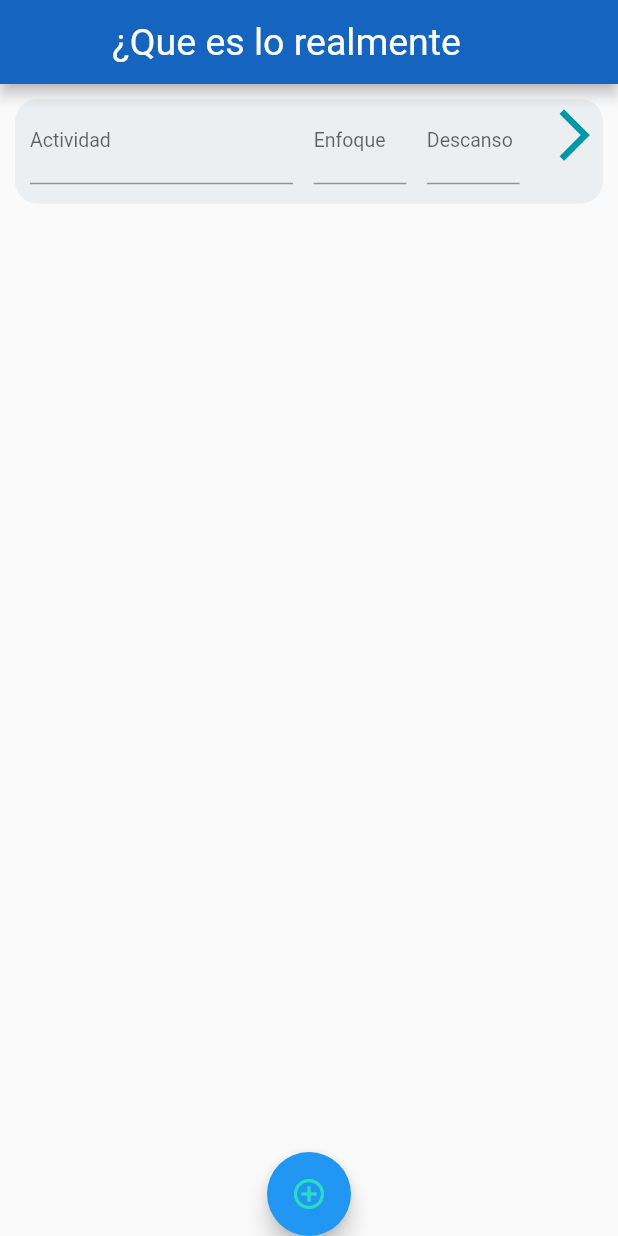
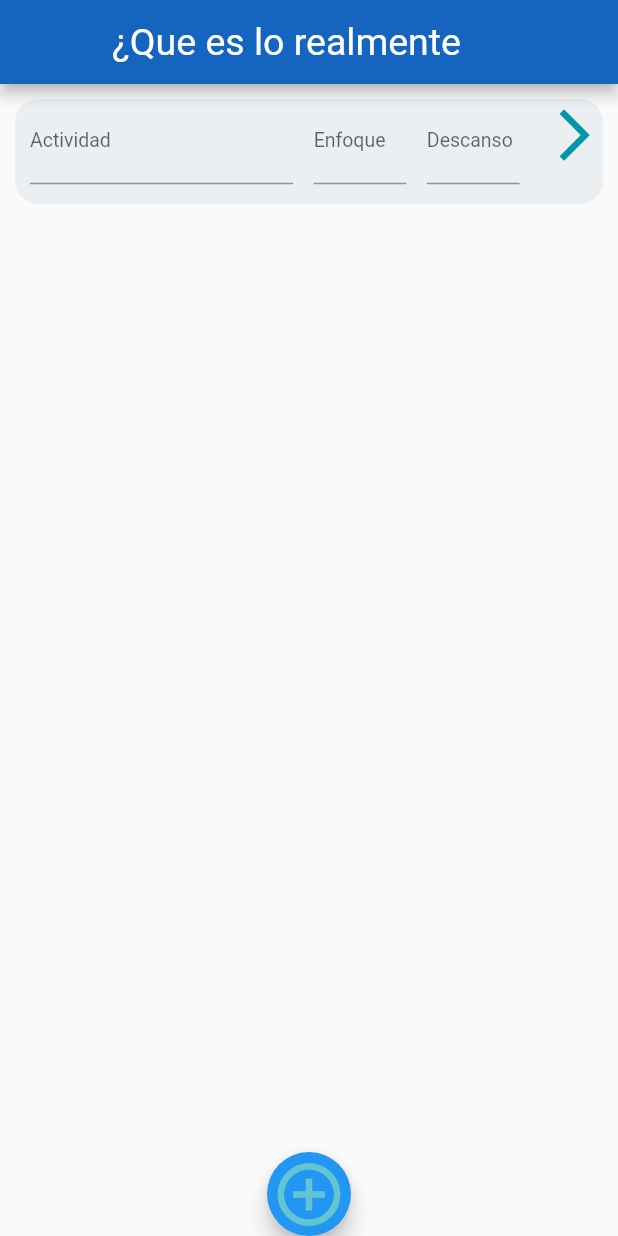
Before and after one commit to IsraMejia/Aquadoro, a Flutter app: the screen it shows after launch, after a tap on the "add circle outline" icon, on a phone screen of 412 x 824 dp. Run offline on Flutter 3.47's test engine with Material 2 defaults, Android fonts, the phone set to English and light mode, and no system bars; our stand-ins replace animated_text_kit, flare_flutter.

```diff
--- a/lib/goal_card.dart
+++ b/lib/goal_card.dart
@@ -1,4 +1,5 @@
 import 'package:flutter/material.dart';
+import 'goals_page.dart';
 /**
  * Este archivo genera las tarjetas de las actividades
  * La idea es que se puedan hacer tarjetas infinitas
@@ -15,7 +16,7 @@ class GoalCard extends StatefulWidget{
   });
 
   String actividad = 'Actividad';
-  double tConcentracion = 25;
+  double tConcentracion = 27;
   double tDescanso = 5;
   final AnimationController animationController;
   @override
@@ -27,7 +28,25 @@ class _GoalCardState extends State<GoalCard> {
   Widget build(BuildContext context) {
     double anchoPantalla = MediaQuery.of(context).size.width;
 
-    return SizeTransition(
+    return /* Dismissible(
+          key: Key(widget.actividad),
+          background: Container(
+            margin: EdgeInsets.all(10.0),
+            padding: EdgeInsets.only(left:15.0),
+            alignment: AlignmentDirectional.centerStart,
+            color: Colors.deepOrange[700],
+            child: Icon(Icons.delete_outline),
+          ),
+
+          onDismissed: (direccion){
+          // setState(() {
+          // _metas.removeAt(index);
+
+
+          // });
+          },
+
+          child:*/  SizeTransition(
           sizeFactor: CurvedAnimation(
             parent: widget.animationController,
             curve: Curves.decelerate ),
@@ -81,12 +100,40 @@ class _GoalCardState extends State<GoalCard> {
           ),
         ),
       );
+    //);
+  }
+
+  String initialActivity (){
+    if (widget.actividad == null) {
+      return "" ;
+    } else{
+      return "${widget.actividad.toString()}" ;
+    }
+  }
+
+  String initialConcentracion (){
+    if (widget.actividad == null) {
+      return "" ;
+    } else{
+      return "${widget.tConcentracion.toString()}" ;
+    }
+  }
+
+  String initialDescanso (){
+    if (widget.actividad == null) {
+      return "" ;
+    } else{
+      return "${widget.tDescanso.toString()}" ;
+    }
   }
 
   Widget _actividadInput(){
      return TextFormField(
+      initialValue: initialActivity() /*"initial"*/ ,//
       decoration: InputDecoration(
-      labelText: 'Actividad',
+      //helperText: 'helper',//
+      //suffixText: 'suxfix',//
+      labelText: "Actividad" ,
       labelStyle: TextStyle(fontSize: 13.0 ),
       ),
       onChanged :(activity){
@@ -100,6 +147,7 @@ class _GoalCardState extends State<GoalCard> {
   }
   Widget _inputConcentracion(){
     return TextFormField(
+      initialValue: initialConcentracion() ,
       keyboardType: TextInputType.numberWithOptions(decimal: true),
       decoration: InputDecoration(
         labelText: 'Enfoque',
@@ -112,6 +160,7 @@ class _GoalCardState extends State<GoalCard> {
           print("Concentracion $tiempoConcentracion");
           widget.tConcentracion  = double.parse(tiempoConcentracion)  ;
           print(widget.tConcentracion.toInt() );
+
         });
       }
 
@@ -121,6 +170,7 @@ class _GoalCardState extends State<GoalCard> {
 
   Widget _inputDescanso(){
     return TextFormField(
+      initialValue: initialDescanso(),
       keyboardType: TextInputType.numberWithOptions(decimal: true),
       decoration: InputDecoration(
         labelText: 'Descanso',
--- a/lib/goals_page.dart
+++ b/lib/goals_page.dart
@@ -25,8 +25,9 @@ class _GoalsPageState extends State<GoalsPage> with TickerProviderStateMixin {
           Flexible(
             child:  ListView.builder(
             itemBuilder: (_ , int index){
+
               return Dismissible(
-                key: new ObjectKey( _metas[index]  )  ,
+                key: new UniqueKey( )  ,
                 child: _metas[index],
 
                 background: Container(
@@ -40,14 +41,19 @@ class _GoalsPageState extends State<GoalsPage> with TickerProviderStateMixin {
                 onDismissed: (direccion){
 
                   setState(() {
-                  _metas.removeAt(index);
-
-
+                    //  if(_metas.length > 0){
+                      print(_metas[index].actividad);
+                      //print(_metas[index+1].actividad);
+                      _metas.removeAt(index) ;
+                      print("Despues de eliminar") ;
+                      print(_metas[index].actividad);
+                    //  }
 
                   });
+
                 },
               );
-            }, //=> _metas[index],
+            },    // => _metas[index],
             reverse: false,//permite que se vea la animacion bonita como en chat
             // padding: EdgeInsets.all(2.0),
             itemCount: _metas.length,
@@ -64,7 +70,8 @@ class _GoalsPageState extends State<GoalsPage> with TickerProviderStateMixin {
         },
         child: Icon(
          Icons.add_circle_outline ,
-         color: Color.fromRGBO(42, 229, 186, 0.9),
+         color: Color.fromRGBO(142, 229, 186, 0.6),
+         size: 50.0,
         ),
       ),
      ],
```
Lines whose indentation alone changed are shown as unchanged.
